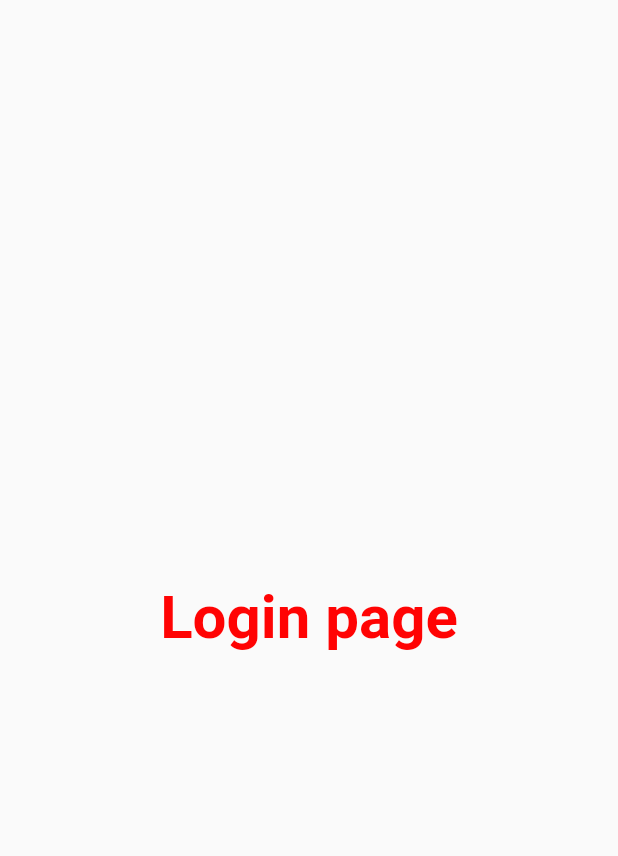
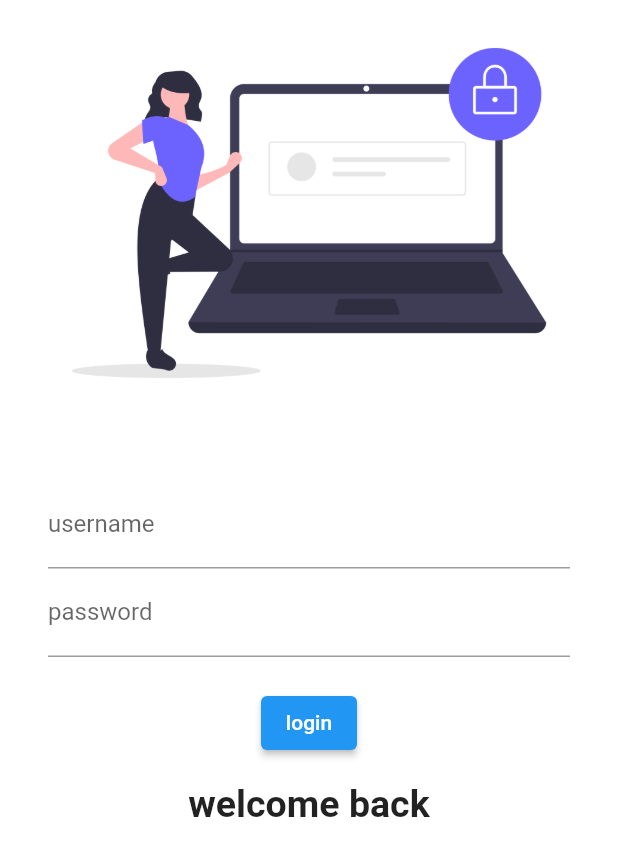
Before and after one commit to Abhim16/my30dayflutter, a Flutter app: the screen it shows after launch, on a phone screen of 412 x 824 dp. Shown: the top 856 px of the screen. Run offline on Flutter 3.47's test engine with Material 2 defaults, Android fonts, the phone set to English and light mode, and no system bars; our stand-ins replace google_fonts.

Commit message:
day 4 completed

```diff
--- a/lib/main.dart
+++ b/lib/main.dart
@@ -1,6 +1,7 @@
 import 'package:flutter/material.dart';
 import 'package:flutter_one/pages/home_page.dart';
 import 'package:flutter_one/pages/login_page.dart';
+import 'package:google_fonts/google_fonts.dart';
 
 void main(){
   runApp(MyApp());
@@ -14,7 +15,9 @@ class MyApp extends StatelessWidget {
     return MaterialApp(
       themeMode:ThemeMode.dark,
       theme:ThemeData(
-        primarySwatch:Colors.brown
+        primarySwatch:Colors.brown,
+        fontFamily: GoogleFonts.lato().fontFamily,
+        //primaryTextTheme: GoogleFonts.latoTextTheme()
       ),
       darkTheme: ThemeData(
         brightness: Brightness.light
--- a/lib/pages/home_page.dart
+++ b/lib/pages/home_page.dart
@@ -8,12 +8,12 @@ class HomePage extends StatelessWidget {
   Widget build(BuildContext context) {
     return Scaffold(
       appBar:AppBar(
-        title:Text("catalougggg App"),
+        title:Text("cataloug App"),
       ),
       body:Center(
         child:Center(
           child:Container(
-            child: Text("welcome to $days boby days for $name"),
+            child: Text("welcome to $days b days for $name"),
           ),
        ),
      ),
--- a/lib/pages/login_page.dart
+++ b/lib/pages/login_page.dart
@@ -1,3 +1,5 @@
+
+
 import 'package:flutter/material.dart';
 
 class LoginPage extends StatelessWidget {
@@ -5,16 +7,55 @@ class LoginPage extends StatelessWidget {
   @override
   Widget build(BuildContext context) {
     return Material(
-      child:Center(
-       child:Text(
-         "Login page",
-        style:TextStyle(
-          fontSize:40,
-        color:Color.fromARGB(255, 255, 3, 3),
-       fontWeight:FontWeight.bold,
-        ),
+      color: Colors.white,
+      child:Column(
+        children: [
+          Image.asset("assets/images/login_image.png",
+          fit: BoxFit.cover,
+          ),
+          SizedBox(
+            height: 20.0,
+          ),
+         Padding(
+           padding: const EdgeInsets.symmetric(vertical:16.0,horizontal:32.0),
+           child: Column(
+             children: [
+                TextFormField(
+              decoration: InputDecoration(
+                hintText: " Enter username",
+                labelText: "username"
+              ),
+            ),
+            TextFormField(
+              obscureText: true,
+              decoration: InputDecoration(
+                hintText: " Enter password",
+                labelText: "password"
+              ),
+            ),
+            SizedBox(
+            height: 20.0,
+          ),
+          ElevatedButton(child: Text("login"),
+          style: TextButton.styleFrom(),
+          onPressed: (){
+            print("hi programmig");
+          },
+
+           ), ],
+            ),
+         ),
+
+          Text(
+            "welcome back",
+            style:TextStyle(
+              fontSize: 25,
+              fontWeight: FontWeight.bold
+
       ),
-     ),
+      )
+      ],
+      )
     );
 
 
```
Also changed, not shown: pubspec.yaml (+5 -4 lines), assets/images/login_image.png (added), pubspec.lock.
